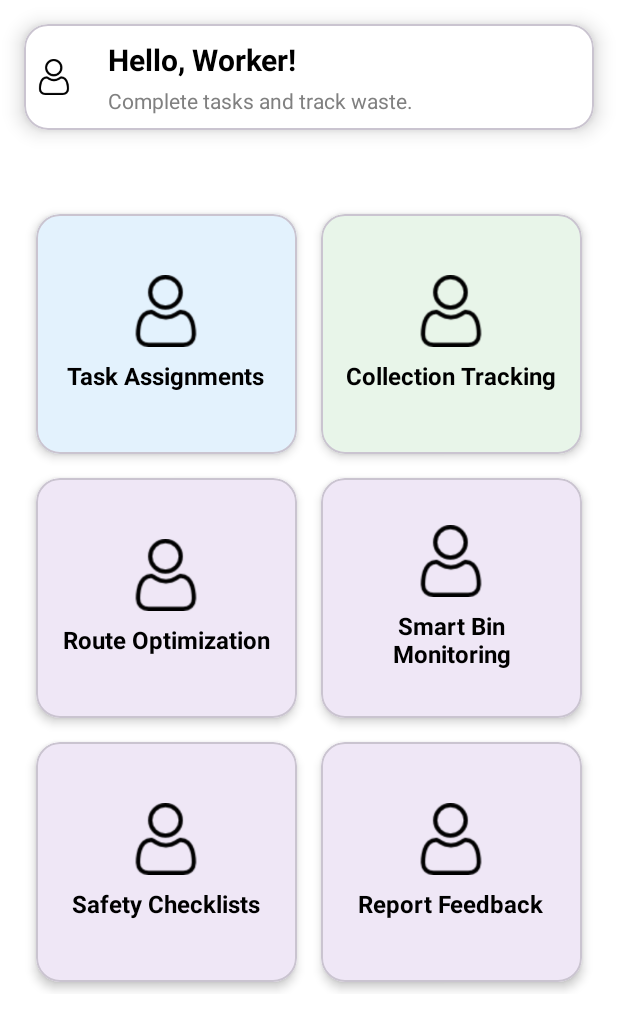
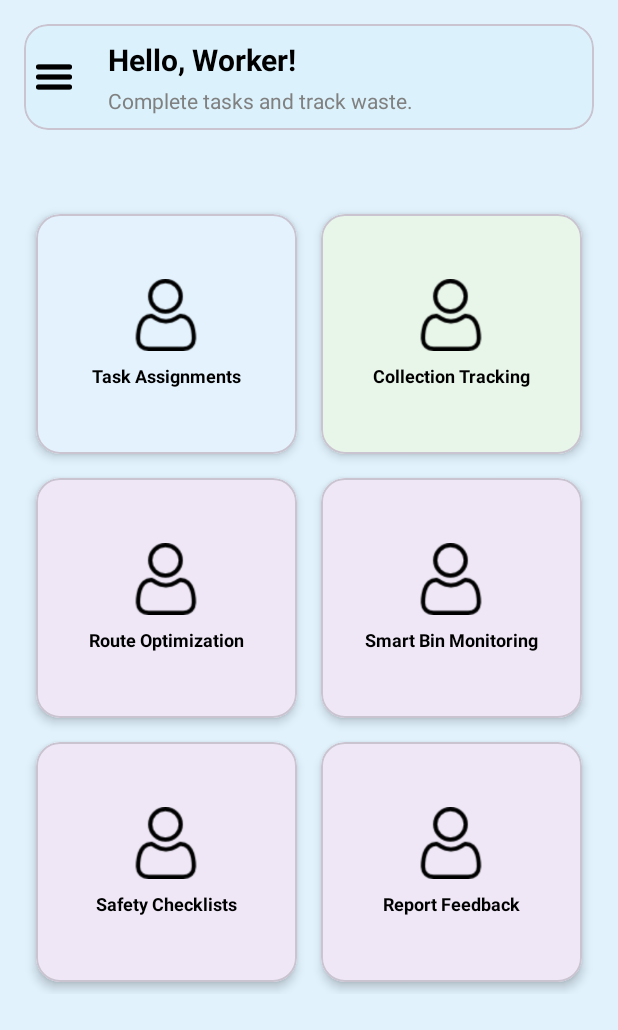
Before and after one commit to vishal-bhutekar21/EcoTrack, an Android app: the EmployeeDashboard screen opened directly, with no data from a screen before it, on a phone screen of 412 x 824 dp. Shown: the top 1030 px of the screen. Run offline under Robolectric (Android 15) with nearby library versions, the light colour scheme and no system bars.

Commit message:
added new files

```diff
--- a/app/src/main/res/layout/activity_admin_dashboard.xml
+++ b/app/src/main/res/layout/activity_admin_dashboard.xml
@@ -37,7 +37,7 @@
                     android:id="@+id/menuIcon"
                     android:layout_width="40dp"
                     android:layout_height="40dp"
-                    android:src="@drawable/user"
+                    android:src="@drawable/menu"
                     android:padding="8dp"
                     android:contentDescription="Menu"/>
 
--- a/app/src/main/res/layout/activity_employee_dashboard.xml
+++ b/app/src/main/res/layout/activity_employee_dashboard.xml
@@ -15,7 +15,7 @@
     android:layout_width="match_parent"
     android:layout_height="match_parent"
     android:id="@+id/mainLayout"
-    android:background="@color/white"
+    android:background="#74BEECFB"
    >
 
     <!-- Header -->
@@ -24,9 +24,9 @@
         android:layout_width="match_parent"
         android:layout_height="wrap_content"
         app:cardCornerRadius="16dp"
-        app:cardElevation="8dp"
+
         android:layout_margin="16dp"
-        android:backgroundTint="@color/white"
+        app:cardBackgroundColor="#A9D8F1FB"
         android:padding="26dp"
         android:layout_marginBottom="30dp">
 
@@ -40,7 +40,7 @@
                 android:id="@+id/menuIcon"
                 android:layout_width="40dp"
                 android:layout_height="40dp"
-                android:src="@drawable/user"
+                android:src="@drawable/menu"
                 android:padding="8dp"
                 android:contentDescription="Menu"/>
 
@@ -108,7 +108,8 @@
                     android:layout_width="wrap_content"
                     android:layout_height="wrap_content"
                     android:text="Task Assignments"
-                    android:textSize="16sp"
+                    android:textSize="12sp"
+                    android:textAlignment="center"
                     android:textStyle="bold"
                     android:textColor="@color/black"
                     android:layout_gravity="center"
@@ -141,7 +142,8 @@
                     android:layout_width="wrap_content"
                     android:layout_height="wrap_content"
                     android:text="Collection Tracking"
-                    android:textSize="16sp"
+                    android:textSize="12sp"
+                    android:textAlignment="center"
                     android:textStyle="bold"
                     android:textColor="@color/black"
                     android:layout_gravity="center"
@@ -174,7 +176,8 @@
                     android:layout_width="wrap_content"
                     android:layout_height="wrap_content"
                     android:text="Route Optimization"
-                    android:textSize="16sp"
+                    android:textSize="12sp"
+                    android:textAlignment="center"
                     android:textStyle="bold"
                     android:textColor="@color/black"
                     android:layout_gravity="center"
@@ -206,7 +209,7 @@
                     android:layout_width="wrap_content"
                     android:layout_height="wrap_content"
                     android:text="Smart Bin Monitoring"
-                    android:textSize="16sp"
+                    android:textSize="12sp"
                     android:textStyle="bold"
                     android:textAlignment="center"
                     android:textColor="@color/black"
@@ -240,7 +243,7 @@
                     android:layout_width="wrap_content"
                     android:layout_height="wrap_content"
                     android:text="Safety Checklists"
-                    android:textSize="16sp"
+                    android:textSize="12sp"
                     android:textStyle="bold"
                     android:textColor="@color/black"
                     android:layout_gravity="center"
@@ -273,8 +276,9 @@
                     android:layout_width="wrap_content"
                     android:layout_height="wrap_content"
                     android:text="Report Feedback"
-                    android:textSize="16sp"
+                    android:textSize="12sp"
                     android:textStyle="bold"
+                    android:textAlignment="center"
                     android:textColor="@color/black"
                     android:layout_gravity="center"
                     android:layout_marginTop="8dp" />
--- a/app/src/main/res/layout/activity_manager_dashboard.xml
+++ b/app/src/main/res/layout/activity_manager_dashboard.xml
@@ -41,7 +41,7 @@
                     android:id="@+id/menuIcon"
                     android:layout_width="40dp"
                     android:layout_height="40dp"
-                    android:src="@drawable/app_logo"
+                    android:src="@drawable/menu"
                     android:padding="8dp"
                     android:contentDescription="Menu"/>
 
```
Also changed, not shown: app/src/main/res/drawable/menu.png (added).
